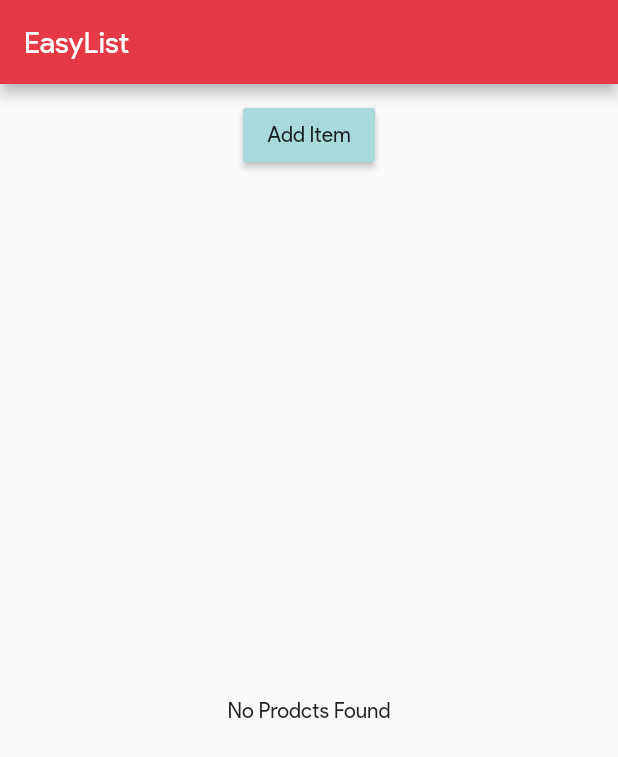
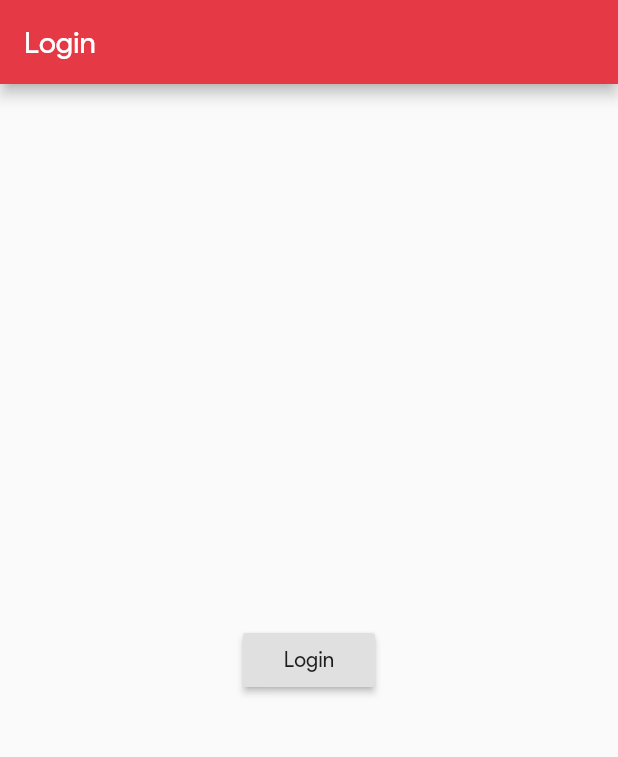
Before and after one commit to eliavco/EasyList, a Flutter app: the screen it shows after launch, on a phone screen of 412 x 824 dp. Shown: the top 757 px of the screen. Run offline on Flutter 3.47's test engine with Material 2 defaults, Android fonts, the phone set to English and light mode, and no system bars.

```diff
--- a/first_app/lib/main.dart
+++ b/first_app/lib/main.dart
@@ -6,6 +6,9 @@ import 'package:flutter/material.dart';
 
 // Color File
 import './tools/colors.dart';
+
+// Auth page Import
+import './pages/auth.dart';
 
 // Home Page Import
 import './pages/home.dart';
@@ -46,8 +49,12 @@ class MyApp extends StatelessWidget {
 
       ),
 
-      // Home Page
-      home: HomePage(),
+      // Auth Page
+      home: AuthPage(),
+
+      routes: {
+        '/home': (BuildContext context) => HomePage()
+      },
     );
   }
 
--- /dev/null
+++ b/first_app/lib/pages/auth.dart
@@ -0,0 +1,36 @@
+// Basic Material App Package
+import 'package:flutter/material.dart';
+
+// Auth Page Builder
+class AuthPage extends StatelessWidget {
+
+  // Auth Page Builder
+  @override
+  Widget build(BuildContext context) {
+
+    // Auth Page
+    return Scaffold(
+
+      // Auth Page app bar
+      appBar: AppBar(
+
+        // Auth Page title
+        title: Text('Login'),
+
+      ),
+
+      // Auth Page Content
+      body: Center(
+
+        // Basic login button
+        child: RaisedButton(
+          child: Text('Login'),
+          onPressed: () {
+            Navigator.pushReplacementNamed(context, '/home');
+          },
+        ),
+      ),
+    );
+  }
+
+}
--- a/first_app/lib/pages/product_manager/product_manager.dart
+++ b/first_app/lib/pages/product_manager/product_manager.dart
@@ -48,6 +48,10 @@ class _ProductManagerState extends State<ProductManager> {
     setState(() =>  _products.add(product));
   }
 
+  void _deleteProduct(int index){
+    setState(() => _products.removeAt(index));
+  }
+
   // products page builder
   @override
   Widget build(BuildContext context) {
@@ -67,7 +71,7 @@ class _ProductManagerState extends State<ProductManager> {
     ),
 
     // Products list
-    Expanded(child: SizedBox(height: 500.0, child: Products(_products),),),
+    Expanded(child: SizedBox(height: 500.0, child: Products(_products, deleteProduct: _deleteProduct),),),
 
     ],);
   }
```
Also changed, not shown: first_app/lib/pages/home.dart (+24 -0 lines), first_app/lib/pages/product_detail.dart (+11 -3 lines), first_app/lib/pages/product_manager/products.dart (+15 -2 lines).
